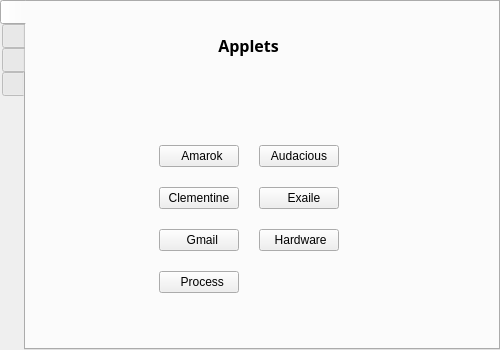
This is mainwindow.ui in spezifisch/g15manager as Qt 5 draws it before an edit. The edited form follows.
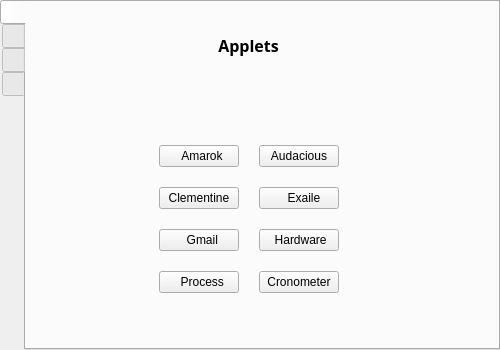
This is the edited form. The open tabs and pages were chosen to show the change. Icons and pictures are not drawn.

What changed in the file:
```diff
--- a/mainwindow.ui
+++ b/mainwindow.ui
@@ -406,6 +406,32 @@
            </property>
           </spacer>
          </item>
+         <item row="4" column="2">
+          <widget class="QPushButton" name="button_Crono">
+           <property name="maximumSize">
+            <size>
+             <width>150</width>
+             <height>100</height>
+            </size>
+           </property>
+           <property name="text">
+            <string>Cronometer</string>
+           </property>
+           <property name="icon">
+            <iconset>
+             <normaloff>icons/crono.png</normaloff>icons/crono.png</iconset>
+           </property>
+           <property name="iconSize">
+            <size>
+             <width>32</width>
+             <height>32</height>
+            </size>
+           </property>
+           <property name="checkable">
+            <bool>true</bool>
+           </property>
+          </widget>
+         </item>
         </layout>
        </item>
       </layout>
```
Left out of the diff: 2 changed lines with no effect on the pictures.
